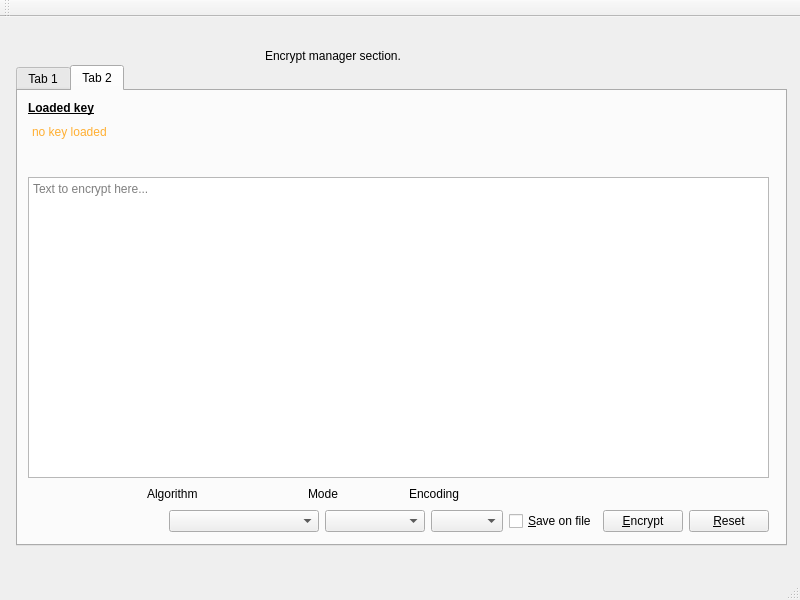
Before: the Qt Designer form mainwindow.ui in redazzalpha/xkrypt, drawn with Qt 5.
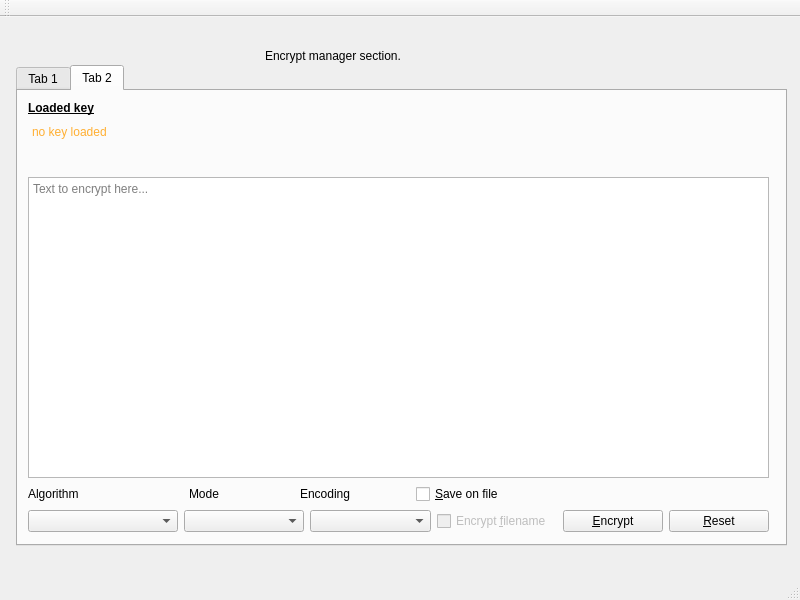
After: the same form once the commit is applied. The open tabs and pages were chosen to show the change. Icons and pictures are not drawn.

```diff
--- a/mainwindow.ui
+++ b/mainwindow.ui
@@ -983,22 +983,6 @@
          </item>
          <item>
           <layout class="QHBoxLayout" name="hlayout_22">
-           <item>
-            <spacer name="spacer_17">
-             <property name="orientation">
-              <enum>Qt::Horizontal</enum>
-             </property>
-             <property name="sizeType">
-              <enum>QSizePolicy::Expanding</enum>
-             </property>
-             <property name="sizeHint" stdset="0">
-              <size>
-               <width>60</width>
-               <height>20</height>
-              </size>
-             </property>
-            </spacer>
-           </item>
            <item>
             <widget class="QLabel" name="label_27">
              <property name="minimumSize">
@@ -1022,7 +1006,7 @@
             <widget class="QLabel" name="label_28">
              <property name="minimumSize">
               <size>
-               <width>95</width>
+               <width>105</width>
                <height>0</height>
               </size>
              </property>
@@ -1035,7 +1019,7 @@
             <widget class="QLabel" name="label_10">
              <property name="minimumSize">
               <size>
-               <width>85</width>
+               <width>110</width>
                <height>0</height>
               </size>
              </property>
@@ -1044,6 +1028,22 @@
              </property>
             </widget>
            </item>
+           <item>
+            <widget class="QCheckBox" name="m_encTabTextSaveOnF">
+             <property name="minimumSize">
+              <size>
+               <width>130</width>
+               <height>0</height>
+              </size>
+             </property>
+             <property name="text">
+              <string>&amp;Save on file</string>
+             </property>
+             <property name="shortcut">
+              <string>Ctrl+S</string>
+             </property>
+            </widget>
+           </item>
            <item>
             <spacer name="spacer_18">
              <property name="orientation">
@@ -1051,7 +1051,7 @@
              </property>
              <property name="sizeHint" stdset="0">
               <size>
-               <width>275</width>
+               <width>130</width>
                <height>20</height>
               </size>
              </property>
@@ -1061,19 +1061,6 @@
          </item>
          <item>
           <layout class="QHBoxLayout" name="hlayout_10">
-           <item>
-            <spacer name="spacer_9">
-             <property name="orientation">
-              <enum>Qt::Horizontal</enum>
-             </property>
-             <property name="sizeHint" stdset="0">
-              <size>
-               <width>40</width>
-               <height>20</height>
-              </size>
-             </property>
-            </spacer>
-           </item>
            <item>
             <widget class="QComboBox" name="m_encTabTextAlgs">
              <property name="minimumSize">
@@ -1110,12 +1097,18 @@
             <widget class="QComboBox" name="m_encTabTextEncodings"/>
            </item>
            <item>
-            <widget class="QCheckBox" name="m_encTabTextSaveOnF">
+            <widget class="QCheckBox" name="m_encTabTextEncFname">
+             <property name="enabled">
+              <bool>false</bool>
+             </property>
              <property name="text">
-              <string>&amp;Save on file</string>
+              <string>Encrypt &amp;filename</string>
              </property>
              <property name="shortcut">
-              <string>Ctrl+S</string>
+              <string>Ctrl+F</string>
+             </property>
+             <property name="checked">
+              <bool>false</bool>
              </property>
             </widget>
            </item>
```
Left out of the diff: 39 changed lines with no effect on the pictures.
